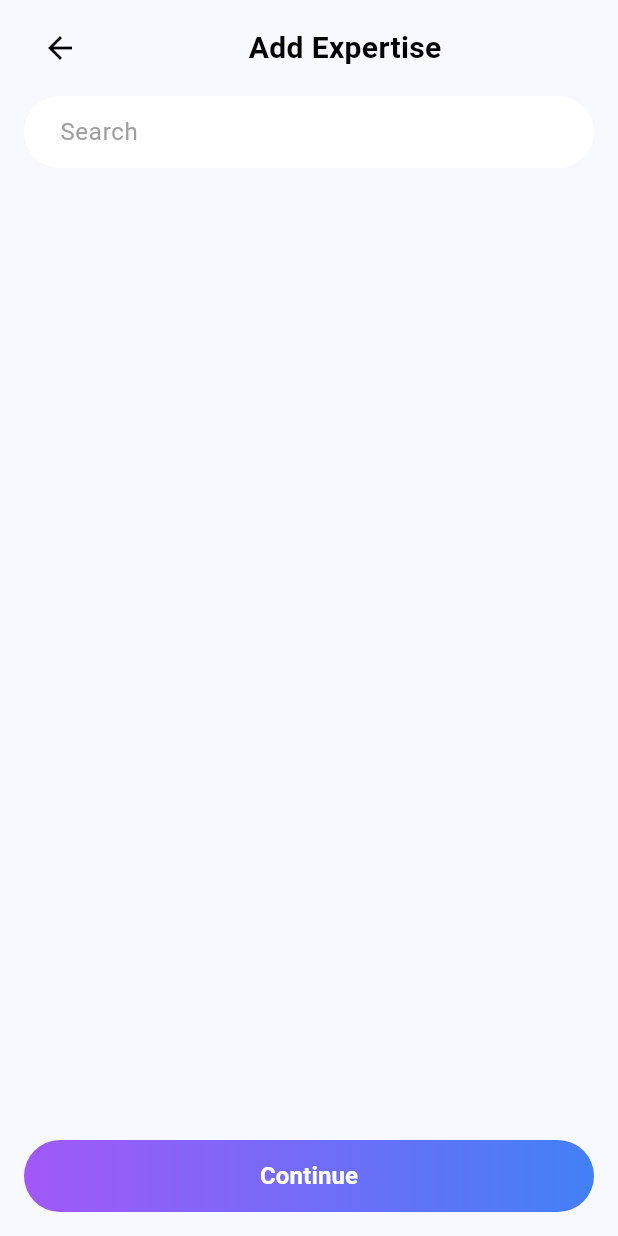
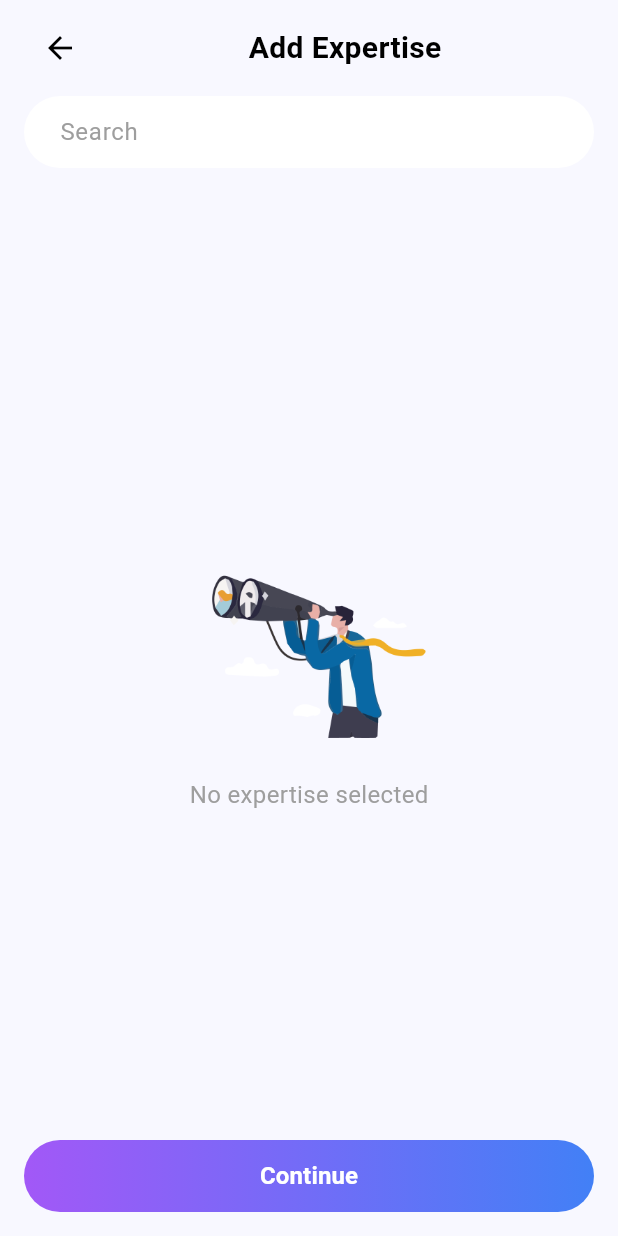
Before and after one commit to SaicharanGattu02/mentivisor, a Flutter app: the AddExpertiseView screen opened directly, on a phone screen of 412 x 824 dp. Run offline on Flutter 3.47's test engine with Material 3 defaults, Android fonts, the phone set to English and light mode, and no system bars; our stand-ins replace animate_do, app_links, bloc, cached_network_image, carousel_slider, connectivity_plus and 23 more; missing offline and left inert: flutter_pdfview, razorpay_flutter, simple_pdf_compression; accounts and stored records are empty; network calls fail; Roboto replaces fonts that are missing (segeo); project files that could hold a hidden picture were left out.

Commit message:
committed by charan 05/11/2025 at 5:13 Pm

```diff
--- a/lib/Mentor/presentation/AddExpertiseScreen.dart
+++ b/lib/Mentor/presentation/AddExpertiseScreen.dart
@@ -89,9 +89,7 @@ class _AddExpertiseViewState extends State<AddExpertiseView> {
   @override
   Widget build(BuildContext context) {
     return Scaffold(
-      backgroundColor: const Color(
-        0xFFF8F8FF,
-      ), // Approximate light purple background
+      backgroundColor: const Color(0xFFF8F8FF),
       body: MultiBlocListener(
         listeners: [
           BlocListener<NonAttachedExpertisesCubit, NonAttachedExpertisesStates>(
@@ -252,7 +250,25 @@ class _AddExpertiseViewState extends State<AddExpertiseView> {
               },
             ),
             Expanded(
-              child: ListView.builder(
+              child: selectedExpertises.isEmpty
+                  ? Center(
+                      child: Column(
+                        mainAxisAlignment: MainAxisAlignment.center,
+                        children: [
+                          Image.asset(
+                            "assets/nodata/no_data.png",
+                            width: 200,
+                            height: 160,
+                          ),
+                          const SizedBox(height: 8),
+                          const Text(
+                            'No expertise selected',
+                            style: TextStyle(color: Colors.grey, fontSize: 16),
+                          ),
+                        ],
+                      ),
+                    )
+                  : ListView.builder(
                       padding: const EdgeInsets.only(top: 16.0),
                       itemCount: selectedExpertises.length,
                       itemBuilder: (context, index) {
@@ -271,7 +287,9 @@ class _AddExpertiseViewState extends State<AddExpertiseView> {
                             }
                             if (state is NonAttachedExpertiseDetailsFailure) {
                               return Padding(
-                          padding: const EdgeInsets.symmetric(horizontal: 16.0),
+                                padding: const EdgeInsets.symmetric(
+                                  horizontal: 16.0,
+                                ),
                                 child: Center(child: Text(state.error)),
                               );
                             }
@@ -279,7 +297,9 @@ class _AddExpertiseViewState extends State<AddExpertiseView> {
                                 !subExpertises.containsKey(exp.id)) {
                               final modelData =
                                   state.nonAttachedExpertiseDetailsModel.data;
-                        subs = (modelData ?? []).whereType<Data>().toList();
+                              subs = (modelData ?? [])
+                                  .whereType<Data>()
+                                  .toList();
                               subExpertises[exp.id!] = subs;
                             }
                             return Column(
@@ -292,7 +312,9 @@ class _AddExpertiseViewState extends State<AddExpertiseView> {
                                   child: Chip(
                                     label: Text(exp.name ?? ''),
                                     backgroundColor: Color(0xff726CF7),
-                              labelStyle: const TextStyle(color: Colors.white),
+                                    labelStyle: const TextStyle(
+                                      color: Colors.white,
+                                    ),
                                     shape: StadiumBorder(
                                       side: const BorderSide(
                                         color: Color(0xff726CF7),
@@ -320,7 +342,10 @@ class _AddExpertiseViewState extends State<AddExpertiseView> {
                                     strokeWidth: 1.5,
                                     borderType: BorderType.RRect,
                                     radius: const Radius.circular(12),
-                              dashPattern: const [6, 3], // 6px line, 3px space
+                                    dashPattern: const [
+                                      6,
+                                      3,
+                                    ], // 6px line, 3px space
                                     child: Container(
                                       width: double.infinity,
                                       padding: const EdgeInsets.all(8.0),
@@ -330,9 +355,8 @@ class _AddExpertiseViewState extends State<AddExpertiseView> {
                                         children: subs.map((sub) {
                                           if (sub != null) {
                                             final isSubSelected =
-                                          selectedSubIds[exp.id]?.contains(
-                                            sub.id,
-                                          ) ??
+                                                selectedSubIds[exp.id]
+                                                    ?.contains(sub.id) ??
                                                 false;
                                             return GestureDetector(
                                               onTap: () {
@@ -342,18 +366,18 @@ class _AddExpertiseViewState extends State<AddExpertiseView> {
                                                     () => {},
                                                   );
                                                   if (isSubSelected) {
-                                              selectedSubIds[exp.id!]!.remove(
-                                                sub.id,
-                                              );
+                                                    selectedSubIds[exp.id!]!
+                                                        .remove(sub.id);
                                                   } else {
-                                              selectedSubIds[exp.id!]!.add(
-                                                sub.id!,
-                                              );
+                                                    selectedSubIds[exp.id!]!
+                                                        .add(sub.id!);
                                                   }
                                                 });
                                               },
                                               child: Chip(
-                                          label: Text(sub.name ?? 'Unnamed'),
+                                                label: Text(
+                                                  sub.name ?? 'Unnamed',
+                                                ),
                                                 backgroundColor: isSubSelected
                                                     ? const Color(
                                                         0xff726CF7,
```
Also changed, not shown: lib/Mentee/presentation/MenteeHomeScreens.dart (+22 -23 lines), lib/Mentor/presentation/ExpertiseScreen.dart (+18 -7 lines), lib/Mentor/presentation/widgets/AppDrawer.dart (+10 -7 lines). Lines whose indentation alone changed are shown as unchanged.
